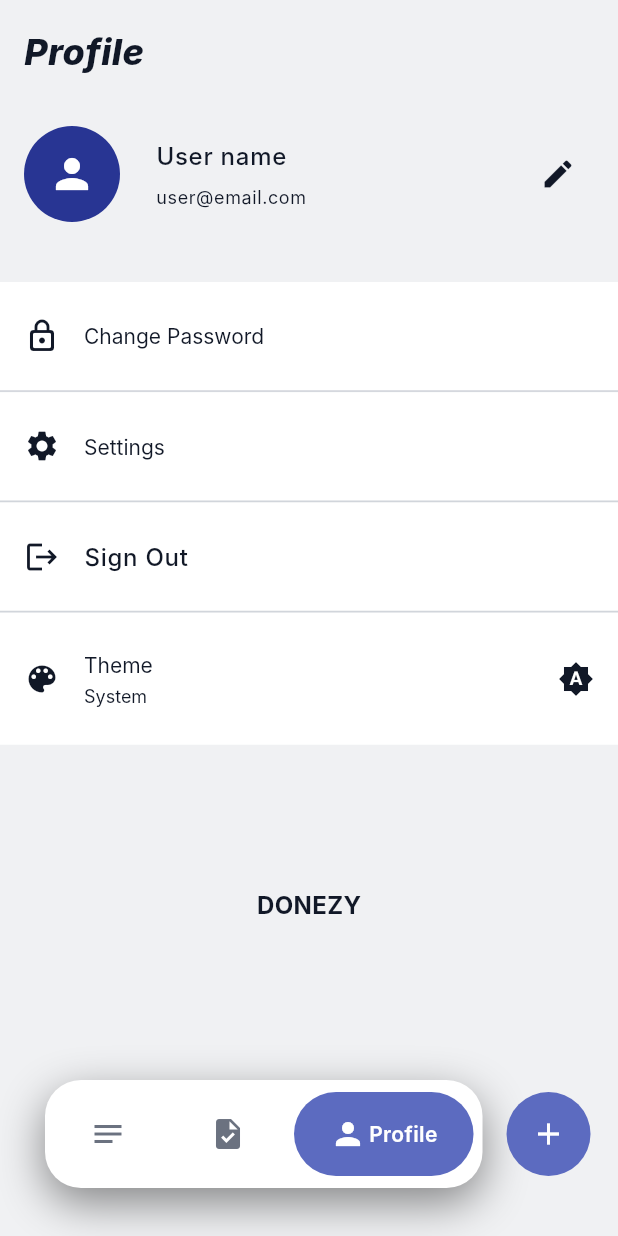
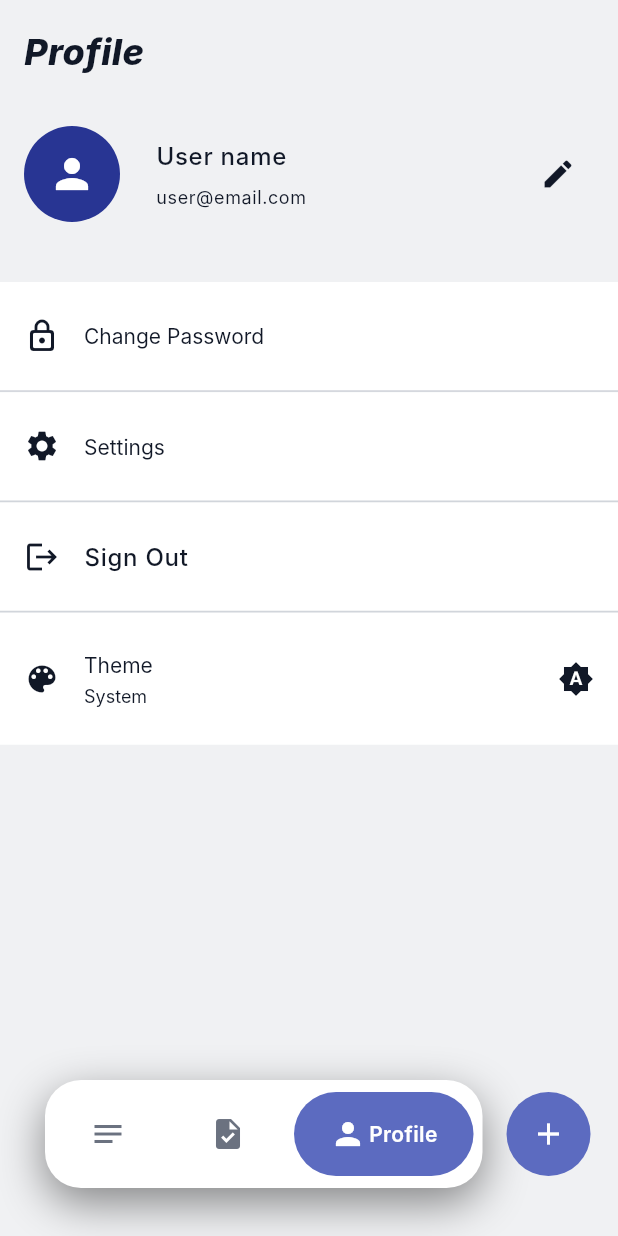
Before and after one commit to MarquiThiago/Donezy, a Flutter app: the screen it shows once a user with an empty profile is signed in, item 3 of the bottom bar chosen, on a phone screen of 412 x 824 dp. Run offline on Flutter 3.47's test engine with Material 3 defaults, Android fonts, the phone set to English and light mode, and no system bars; drawn by our look-alikes of google_nav_bar; our stand-ins replace cloud_firestore, dartz, equatable, firebase_auth, firebase_core, flutter_bloc and 5 more; missing offline and left inert: theme_tailor_annotation; accounts and stored records are empty; Roboto replaces fonts that are missing (Inter).

Commit message:
feat(profile): remove the app name on settings page

```diff
--- a/lib/src/modules/profile/presentation/pages/profile_page.dart
+++ b/lib/src/modules/profile/presentation/pages/profile_page.dart
@@ -37,14 +37,6 @@ class ProfilePage extends StatelessWidget {
             SignOutTile(),
             DSDivider.shrinkWraped(),
             ThemeSwitcherButton(),
-
-            DSBoxSpace.xxxLarge(),
-            Center(
-              child: Text(
-                "DONEZY",
-                style: TextStyle(fontWeight: FontWeight.bold, fontSize: 16),
-              ),
-            ),
           ],
         ),
       ),
```
